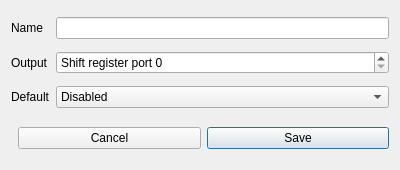
Before: the Qt Designer form interface/devicedialog.ui in Kuszki/AVR-Monitor, drawn with Qt 5.
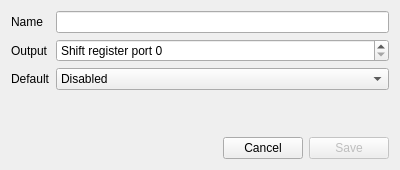
After: the same form once the commit is applied.

```diff
--- a/interface/devicedialog.ui
+++ b/interface/devicedialog.ui
@@ -78,6 +78,12 @@
        <property name="orientation">
         <enum>Qt::Horizontal</enum>
        </property>
+       <property name="sizeHint" stdset="0">
+        <size>
+         <width>0</width>
+         <height>0</height>
+        </size>
+       </property>
       </spacer>
      </item>
      <item>
@@ -89,6 +95,9 @@
      </item>
      <item>
       <widget class="QPushButton" name="saveButton">
+       <property name="enabled">
+        <bool>false</bool>
+       </property>
        <property name="text">
         <string>Save</string>
        </property>
@@ -104,6 +113,12 @@
      <property name="orientation">
       <enum>Qt::Vertical</enum>
      </property>
+     <property name="sizeHint" stdset="0">
+      <size>
+       <width>0</width>
+       <height>0</height>
+      </size>
+     </property>
     </spacer>
    </item>
   </layout>
```
Left out of the diff: 19 changed lines with no effect on the pictures.
